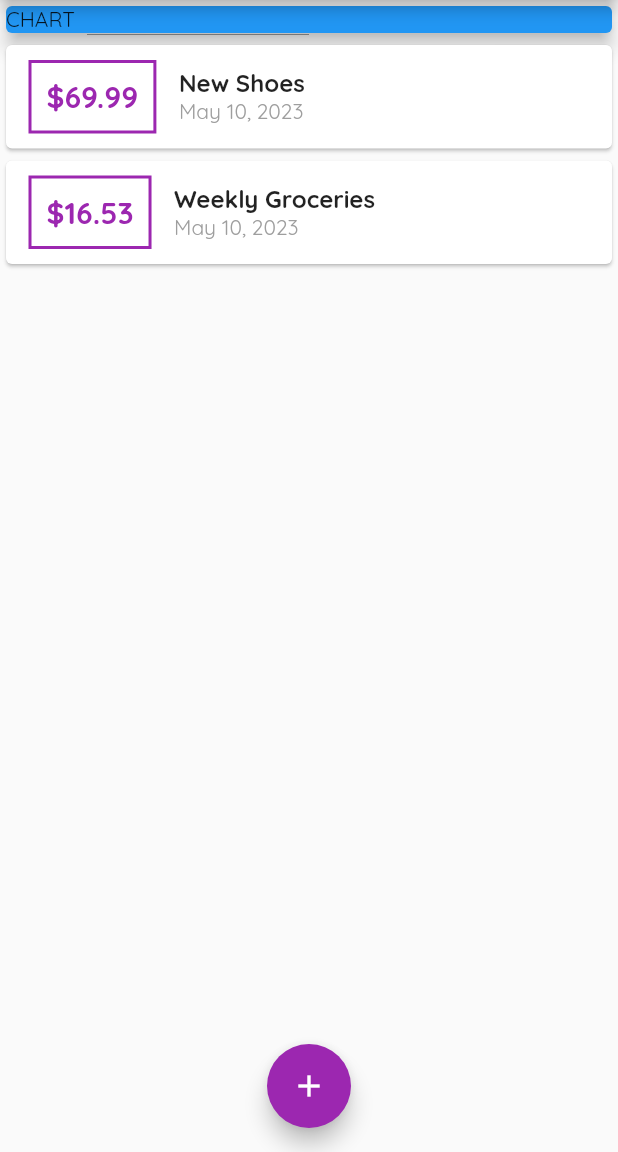
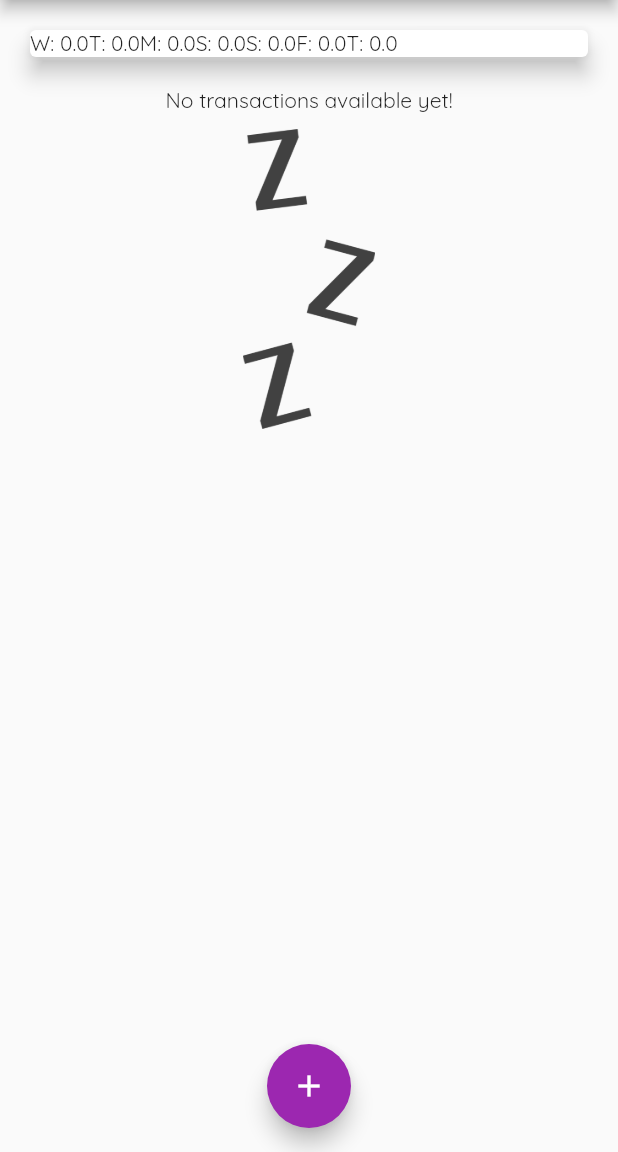
Before and after one commit to bjamyl/flutter-expense-tracker, a Flutter app: the screen it shows after launch, on a phone screen of 412 x 824 dp, the part 84-1236 px from its top. Run offline on Flutter 3.47's test engine with Material 2 defaults, Android fonts, the phone set to English and light mode, and no system bars.

Commit message:
added images and created chart widget

```diff
--- a/lib/main.dart
+++ b/lib/main.dart
@@ -1,8 +1,8 @@
 import 'package:expense_tracker/widgets/new_transaction.dart';
 import 'package:expense_tracker/widgets/transaction_list.dart';
 import 'package:flutter/material.dart';
-import './widgets/user_transaction.dart';
 import './models/transaction.dart';
+import './widgets/chart.dart';
 
 void main() => runApp(const MyApp());
 
@@ -31,19 +31,29 @@ class MyHomePage extends StatefulWidget {
 
 class _MyHomePageState extends State<MyHomePage> {
   final List<Transaction> _userTransactions = [
-    Transaction(
-      id: 't1',
-      title: 'New Shoes',
-      amount: 69.99,
-      date: DateTime.now(),
-    ),
-    Transaction(
-      id: 't2',
-      title: 'Weekly Groceries',
-      amount: 16.53,
-      date: DateTime.now(),
-    ),
+    // Transaction(
+    //   id: 't1',
+    //   title: 'New Shoes',
+    //   amount: 69.99,
+    //   date: DateTime.now(),
+    // ),
+    // Transaction(
+    //   id: 't2',
+    //   title: 'Weekly Groceries',
+    //   amount: 16.53,
+    //   date: DateTime.now(),
+    // ),
   ];
+
+  List<Transaction> get _recentTransactions {
+    return _userTransactions.where((tx) {
+      return tx.date.isAfter(
+        DateTime.now().subtract(
+          const Duration(days: 7),
+        ),
+      );
+    }).toList();
+  }
 
   void _addNewTransaction(String txTitle, double txAmount) {
     final newTx = Transaction(
@@ -81,14 +91,7 @@ class _MyHomePageState extends State<MyHomePage> {
         child: Column(
           crossAxisAlignment: CrossAxisAlignment.stretch,
           children: <Widget>[
-            Container(
-              width: double.infinity,
-              child: const Card(
-                color: Colors.blue,
-                elevation: 5,
-                child: Text('CHART'),
-              ),
-            ),
+            Chart(recentTransactions: _recentTransactions),
             TransactionList(transactions: _userTransactions)
           ],
         ),
--- /dev/null
+++ b/lib/widgets/chart.dart
@@ -0,0 +1,43 @@
+import 'package:expense_tracker/models/transaction.dart';
+import 'package:flutter/material.dart';
+import 'package:intl/intl.dart';
+
+class Chart extends StatelessWidget {
+  const Chart({super.key, required this.recentTransactions});
+
+  final List<Transaction> recentTransactions;
+
+  List<Map<String, Object>> get groupedTransactionValues {
+    return List.generate(7, (index) {
+      final weekDay = DateTime.now().subtract(
+        Duration(days: index),
+      );
+
+      var totalSum = 0.0;
+      for (var i = 0; i < recentTransactions.length; i++) {
+        if (recentTransactions[i].date.day == weekDay.day &&
+            recentTransactions[i].date.month == weekDay.month &&
+            recentTransactions[i].date.year == weekDay.year) {
+          totalSum += recentTransactions[i].amount;
+        }
+      }
+      return {
+        'day': DateFormat.E().format(weekDay).substring(0, 1),
+        'amount': totalSum,
+      };
+    });
+  }
+
+  @override
+  Widget build(BuildContext context) {
+    return Card(
+      elevation: 6,
+      margin: const EdgeInsets.all(20),
+      child: Row(
+        children: groupedTransactionValues.map((data) {
+          return Text("${data['day']}: ${data['amount']}");
+        }).toList(),
+      ),
+    );
+  }
+}
--- a/lib/widgets/transaction_list.dart
+++ b/lib/widgets/transaction_list.dart
@@ -10,14 +10,30 @@ class TransactionList extends StatelessWidget {
   Widget build(BuildContext context) {
     return Container(
       height: 300,
-      child: ListView.builder(
+      child: transactions.isEmpty
+          ? Column(
+              children: [
+                const Text('No transactions available yet!'),
+                SizedBox(
+                  height: 10,
+                ),
+                Container(
+                  height: 200,
+                  child: Image.asset(
+                    'assets/images/waiting.png',
+                    fit: BoxFit.cover,
+                  ),
+                )
+              ],
+            )
+          : ListView.builder(
               itemBuilder: (ctx, index) {
                 return Card(
                     child: Row(
                   children: <Widget>[
                     Container(
-                margin:
-                    const EdgeInsets.symmetric(vertical: 10, horizontal: 15),
+                      margin: const EdgeInsets.symmetric(
+                          vertical: 10, horizontal: 15),
                       decoration: BoxDecoration(
                         border: Border.all(color: Colors.purple, width: 2),
                       ),
--- a/lib/widgets/user_transaction.dart
+++ b/lib/widgets/user_transaction.dart
@@ -12,18 +12,18 @@ class UserTransactions extends StatefulWidget {
 
 class _UserTransactionsState extends State<UserTransactions> {
   final List<Transaction> _userTransactions = [
-    Transaction(
-      id: 't1',
-      title: 'New Shoes',
-      amount: 69.99,
-      date: DateTime.now(),
-    ),
-    Transaction(
-      id: 't2',
-      title: 'Weekly Groceries',
-      amount: 16.53,
-      date: DateTime.now(),
-    ),
+    // Transaction(
+    //   id: 't1',
+    //   title: 'New Shoes',
+    //   amount: 69.99,
+    //   date: DateTime.now(),
+    // ),
+    // Transaction(
+    //   id: 't2',
+    //   title: 'Weekly Groceries',
+    //   amount: 16.53,
+    //   date: DateTime.now(),
+    // ),
   ];
 
   void _addNewTransaction(String txTitle, double txAmount) {
--- a/pubspec.yaml
+++ b/pubspec.yaml
@@ -60,8 +60,9 @@ flutter:
   uses-material-design: true
 
   # To add assets to your application, add an assets section, like this:
-  # assets:
-  #   - images/a_dot_burr.jpeg
+  assets:
+    - assets/images/waiting.png
+
   #   - images/a_dot_ham.jpeg
 
   # An image asset can refer to one or more resolution-specific "variants", see
```
Also changed, not shown: assets/images/waiting.png (added). Lines whose indentation alone changed are shown as unchanged.
